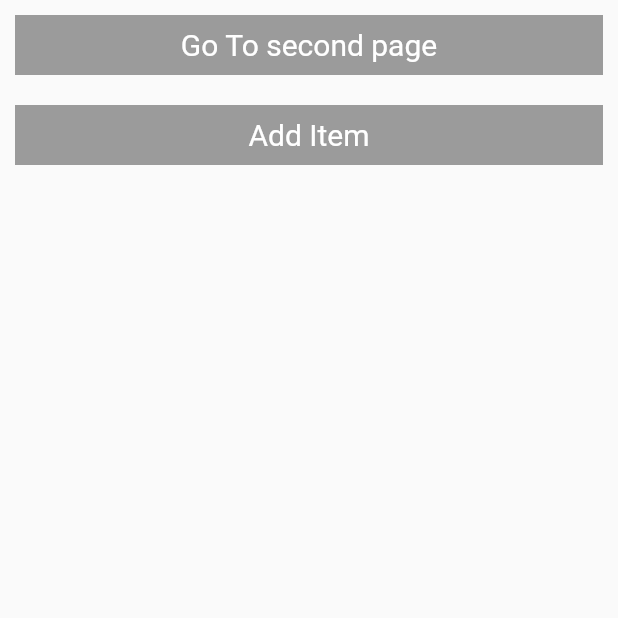
After one commit to patelmeet341993/row_column, a Flutter app: the screen it shows after launch, on a phone screen of 412 x 824 dp, the top half of it. The commit adds this screen. Run offline on Flutter 3.47's test engine with Material 2 defaults, Android fonts, the phone set to English and light mode, and no system bars; our stand-ins replace cached_network_image, flutter_spinkit, flutter_toggle_tab, geolocator.

Commit message:
provider change

```diff
--- a/lib/calc/mybtn.dart
+++ b/lib/calc/mybtn.dart
@@ -21,7 +21,7 @@ class Mybtn extends StatelessWidget {
         child: Center(
             child: Text(
           label,
-          style: TextStyle(fontSize: 35,color: textClr),
+          style: TextStyle(fontSize: 20,color: textClr),
         )),
         height: height??double.maxFinite,
       ),
--- /dev/null
+++ b/lib/providers/data_provider.dart
@@ -0,0 +1,32 @@
+import 'package:flutter/material.dart';
+
+class DataProvider extends ChangeNotifier{
+  List<String> _items=[];
+
+
+  List<String> get items => _items;
+
+  set items(List<String> value) {
+    _items = value;
+  }
+
+  void addItem(String data)
+  {
+    _items.add(data);
+    notifyListeners();
+  }
+
+  int _count=10;
+
+  int get count => _count;
+
+  set count(int value) {
+    _count = value;
+  }
+
+  void countIncrement(){
+    _count++;
+    print("Increse count : $_count");
+    notifyListeners();
+  }
+}
--- /dev/null
+++ b/lib/providers/item_list.dart
@@ -0,0 +1,22 @@
+import 'package:flutter/material.dart';
+import 'package:provider/provider.dart';
+
+import 'data_provider.dart';
+
+class ItemList extends StatelessWidget {
+  const ItemList({Key? key}) : super(key: key);
+
+  @override
+  Widget build(BuildContext context) {
+    return ListView.builder(
+        itemCount: Provider.of<DataProvider>(context,listen: true).items.length,
+        itemBuilder: (ctx, index) {
+          return Container(
+            width: double.maxFinite,
+            height: 40,
+            margin: EdgeInsets.symmetric(vertical: 10),
+            color: Colors.grey,
+            child: Center(child: Text(Provider.of<DataProvider>(context,listen: true).items[index])),);
+        });
+  }
+}
--- /dev/null
+++ b/lib/providers/listview_provider.dart
@@ -0,0 +1,60 @@
+import 'dart:math';
+
+import 'package:flutter/material.dart';
+import 'package:flutter_app/calc/mybtn.dart';
+import 'package:flutter_app/providers/data_provider.dart';
+import 'package:flutter_app/providers/item_list.dart';
+import 'package:provider/provider.dart';
+
+import 'list_view_provider_secondpage.dart';
+
+class ListViewProvider extends StatefulWidget {
+  const ListViewProvider({Key? key}) : super(key: key);
+
+  @override
+  _ListViewProviderState createState() => _ListViewProviderState();
+}
+
+class _ListViewProviderState extends State<ListViewProvider> {
+
+
+
+
+  @override
+  Widget build(BuildContext context) {
+    return SafeArea(
+      child: Scaffold(
+        body: Column(
+          children: [
+            Mybtn(
+              btnClick: () {
+
+                Navigator.push(context, MaterialPageRoute(builder: (context)=>ListViewProviderSecondPage()));
+
+
+              },
+              label: "Go To second page",
+              height: 40,
+            ),
+            Mybtn(
+              btnClick: () {
+
+                Future.delayed(Duration(seconds: 3),(){
+                  Random r=Random();
+
+                  Provider.of<DataProvider>(context,listen: false).addItem("Count ${r.nextInt(100)}");
+
+                });
+
+
+              },
+              label: "Add Item",
+              height: 40,
+            ),
+            Expanded(child: ItemList())
+          ],
+        ),
+      ),
+    );
+  }
+}
--- a/pubspec.yaml
+++ b/pubspec.yaml
@@ -39,6 +39,7 @@ dependencies:
   http: ^0.13.5
   flutter_spinkit: ^5.1.0
   geolocator: ^9.0.2
+  provider: ^6.0.1
 
 
 
```
Also changed, not shown: lib/main.dart (+12 -2 lines), lib/providers/list_view_provider_secondpage.dart (added, +17 -0 lines), lib/providers/provider_home.dart (added, +49 -0 lines), pubspec.lock.
